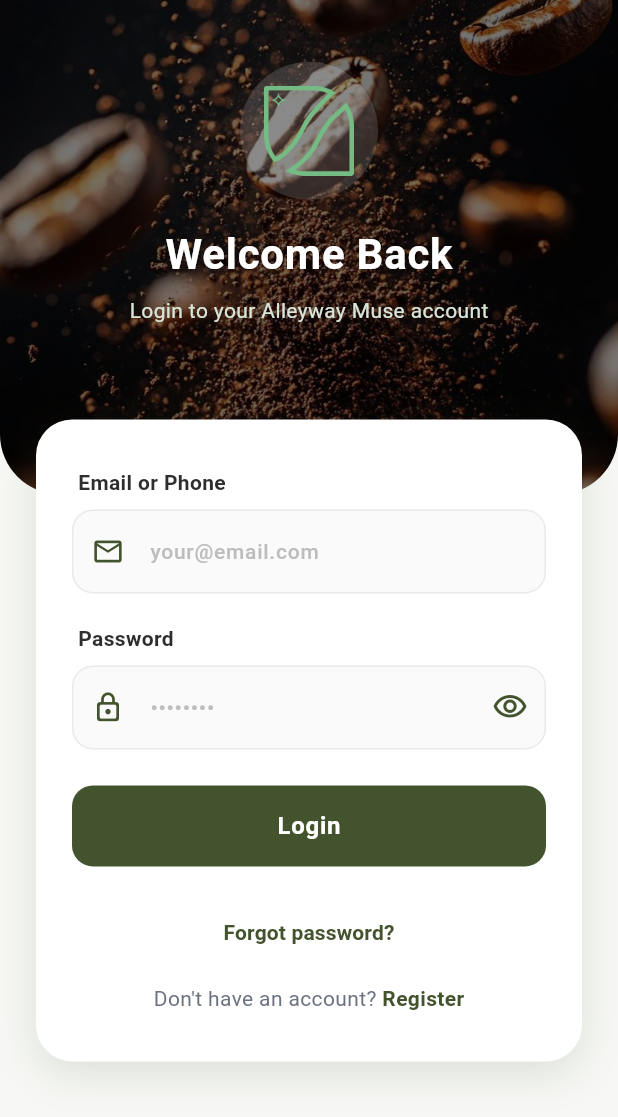
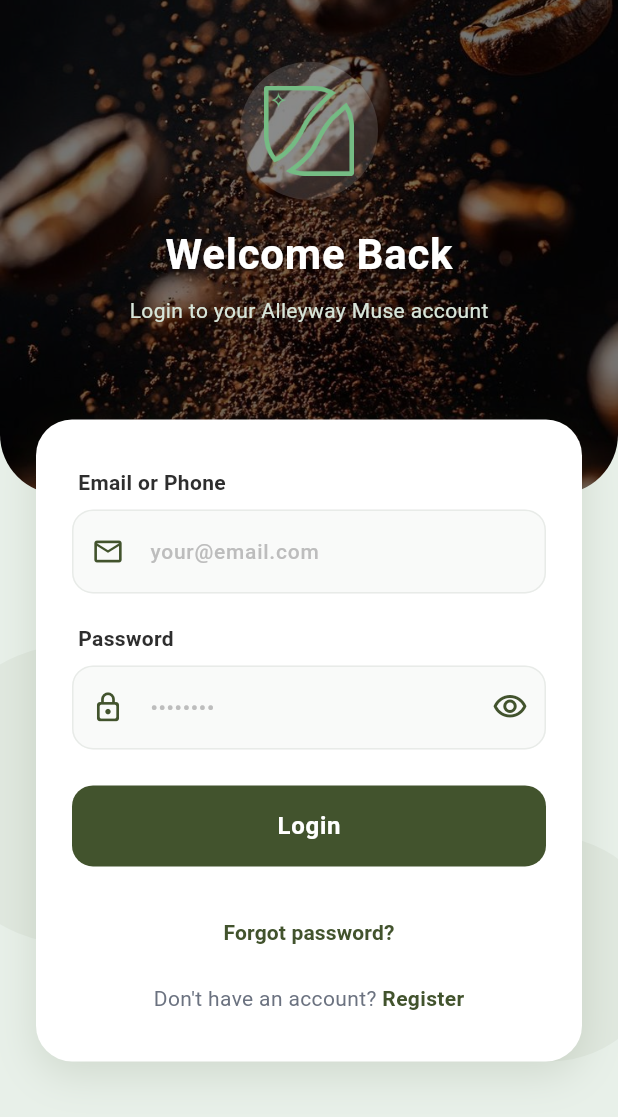
Before and after one commit to tndwyntlnt/alleyway, a Flutter app: the LoginScreen screen opened directly, on a phone screen of 412 x 824 dp. Shown: the top 1117 px of the screen. Run offline on Flutter 3.47's test engine with Material 3 defaults, Android fonts, the phone set to English and light mode, and no system bars; our stand-ins replace cached_network_image, flutter_secure_storage, shared_preferences; accounts and stored records are empty; Roboto replaces fonts that are missing (Poppins).

Commit message:
perubahan login

```diff
--- a/lib/screens/login_screen.dart
+++ b/lib/screens/login_screen.dart
@@ -92,6 +92,7 @@ class _LoginScreenState extends State<LoginScreen>
           MaterialPageRoute(builder: (context) => const HomeScreen()),
         );
       } else {
+        // INI BAGIAN YANG MUNCULIN POPUP KALAU SALAH
         String message = result['message'] ?? 'Email atau password salah.';
         _showFailureDialog('Login Gagal', message);
       }
@@ -158,23 +159,22 @@ class _LoginScreenState extends State<LoginScreen>
     final double headerHeight = screenSize.height * 0.40;
 
     return Scaffold(
-      backgroundColor: const Color(0xFFF7F8F5),
+      // 1. GANTI BACKGROUND JADI HIJAU MUDA (SAGE)
+      backgroundColor: const Color(0xFFE8F0E9),
       body: SingleChildScrollView(
         physics: const ClampingScrollPhysics(),
         child: Column(
           children: [
-            // --- LAYER 1: Header Image (Kopi) ---
+            // --- LAYER 1: Header Image ---
             Stack(
               children: [
                 Container(
                   height: headerHeight,
                   width: double.infinity,
                   decoration: const BoxDecoration(
-                    // GANTI BACKGROUND JADI GAMBAR KOPI
                     image: DecorationImage(
                       image: AssetImage('assets/images/kopi.jpg'),
                       fit: BoxFit.cover,
-                      // Filter gelap agar tulisan putih terbaca jelas
                       colorFilter: ColorFilter.mode(
                         Colors.black54,
                         BlendMode.darken,
@@ -192,8 +192,6 @@ class _LoginScreenState extends State<LoginScreen>
                       mainAxisAlignment: MainAxisAlignment.start,
                       children: [
                         SizedBox(height: screenSize.height * 0.05),
-
-                        // Logo Animasi
                         TweenAnimationBuilder(
                           tween: Tween<double>(begin: 0.0, end: 1.0),
                           duration: const Duration(seconds: 1),
@@ -217,7 +215,6 @@ class _LoginScreenState extends State<LoginScreen>
                             );
                           },
                         ),
-
                         const SizedBox(height: 16),
                         const Text(
                           'Welcome Back',
@@ -243,7 +240,39 @@ class _LoginScreenState extends State<LoginScreen>
               ],
             ),
 
-            // --- LAYER 2: Form Card ---
+            // --- LAYER 2: Form Card & Dekorasi ---
+            Stack(
+              clipBehavior: Clip.none, // Biar dekorasi bisa keluar batas
+              children: [
+                // 2. DEKORASI LINGKARAN (Agar tidak kosong)
+                Positioned(
+                  top: 100,
+                  left: -50,
+                  child: Container(
+                    height: 200,
+                    width: 200,
+                    decoration: BoxDecoration(
+                      color: const Color(
+                        0xFF42532D,
+                      ).withOpacity(0.05), // Hijau sangat pudar
+                      shape: BoxShape.circle,
+                    ),
+                  ),
+                ),
+                Positioned(
+                  bottom: 50,
+                  right: -30,
+                  child: Container(
+                    height: 150,
+                    width: 150,
+                    decoration: BoxDecoration(
+                      color: const Color(0xFF42532D).withOpacity(0.05),
+                      shape: BoxShape.circle,
+                    ),
+                  ),
+                ),
+
+                // CARD FORM UTAMA
                 Transform.translate(
                   offset: const Offset(0, -50),
                   child: Padding(
@@ -282,7 +311,8 @@ class _LoginScreenState extends State<LoginScreen>
                                   hint: 'your@email.com',
                                   icon: Icons.email_outlined,
                                 ),
-                            validator: (value) => value == null || value.isEmpty
+                                validator: (value) =>
+                                    value == null || value.isEmpty
                                     ? 'Please enter email'
                                     : null,
                               ),
@@ -310,12 +340,14 @@ class _LoginScreenState extends State<LoginScreen>
                                     ),
                                     onPressed: () {
                                       setState(
-                                    () => _obscurePassword = !_obscurePassword,
+                                        () => _obscurePassword =
+                                            !_obscurePassword,
                                       );
                                     },
                                   ),
                                 ),
-                            validator: (value) => value == null || value.isEmpty
+                                validator: (value) =>
+                                    value == null || value.isEmpty
                                     ? 'Please enter password'
                                     : null,
                               ),
@@ -425,6 +457,8 @@ class _LoginScreenState extends State<LoginScreen>
                     ),
                   ),
                 ),
+              ],
+            ),
             const SizedBox(height: 20),
           ],
         ),
@@ -432,6 +466,7 @@ class _LoginScreenState extends State<LoginScreen>
     );
   }
 
+  // --- Helper Widgets ---
   Widget _animatedItem(int index, Widget child) {
     int safeIndex = index >= _slideAnimations.length ? 0 : index;
     return FadeTransition(
```
Lines whose indentation alone changed are shown as unchanged.
